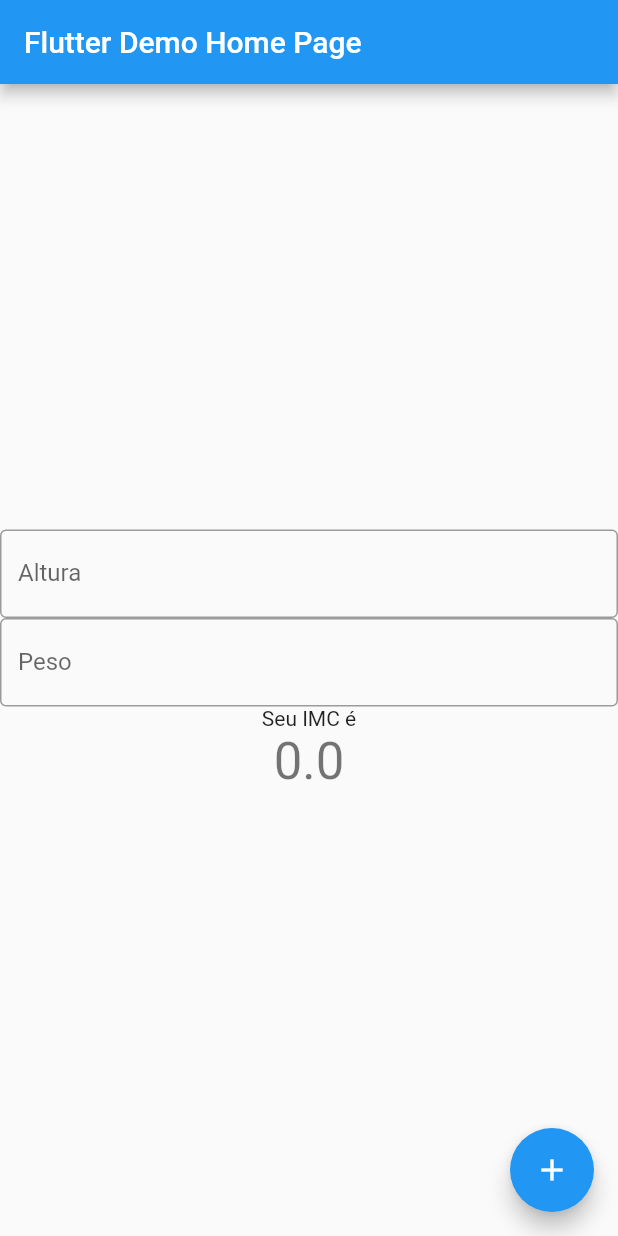
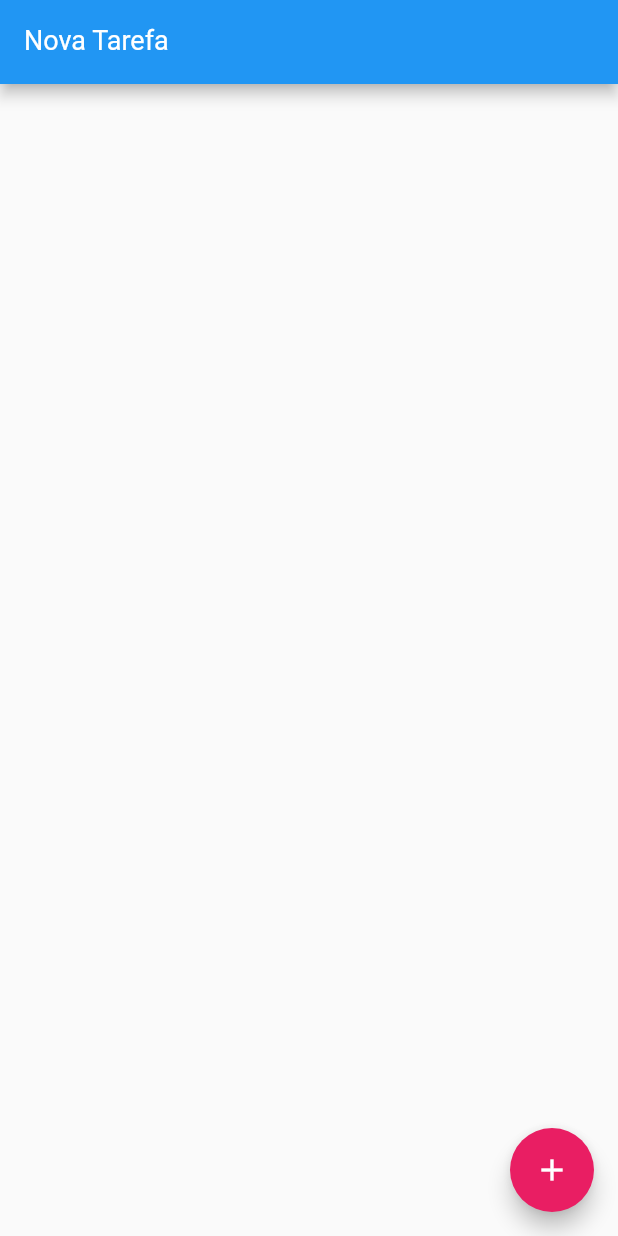
Before and after one commit to dalmarcolucas/flutter_imc, a Flutter app: the screen it shows after launch, after a tap on the "add" icon, on a phone screen of 412 x 824 dp. Run offline on Flutter 3.47's test engine with Material 2 defaults, Android fonts, the phone set to English and light mode, and no system bars; our stand-ins replace shared_preferences.

```diff
--- a/lib/main.dart
+++ b/lib/main.dart
@@ -1,4 +1,10 @@
+import 'dart:convert';
+
+import 'package:flutter/cupertino.dart';
 import 'package:flutter/material.dart';
+import 'package:shared_preferences/shared_preferences.dart';
+
+import 'models/item.dart';
 
 void main() {
   runApp(MyApp());
@@ -10,6 +16,7 @@ class MyApp extends StatelessWidget {
   Widget build(BuildContext context) {
     return MaterialApp(
       title: 'Meu app',
+      debugShowCheckedModeBanner: false,
       theme: ThemeData(
         // This is the theme of your application.
         //
@@ -26,113 +33,116 @@ class MyApp extends StatelessWidget {
         // closer together (more dense) than on mobile platforms.
         visualDensity: VisualDensity.adaptivePlatformDensity,
       ),
-      home: MyHomePage(title: 'Flutter Demo Home Page'),
+      home: MyHomePage(),
     );
   }
 }
 
 class MyHomePage extends StatefulWidget {
-  MyHomePage({Key key, this.title}) : super(key: key);
+  var items = new List<Item>();
 
-  // This widget is the home page of your application. It is stateful, meaning
-  // that it has a State object (defined below) that contains fields that affect
-  // how it looks.
-
-  // This class is the configuration for the state. It holds the values (in this
-  // case the title) provided by the parent (in this case the App widget) and
-  // used by the build method of the State. Fields in a Widget subclass are
-  // always marked "final".
-
-  final String title;
+  MyHomePage();
 
   @override
   _MyHomePageState createState() => _MyHomePageState();
 }
 
 class _MyHomePageState extends State<MyHomePage> {
-  double _imc = 0;
+  var newTaskCtrl = TextEditingController();
 
-  final alturaController = TextEditingController();
-  final pesoController = TextEditingController();
+  void add() {
+    if(newTaskCtrl.text.isEmpty)
+      return;
 
-  void _calImc() {
     setState(() {
-      // This call to setState tells the Flutter framework that something has
-      // changed in this State, which causes it to rerun the build method below
-      // so that the display can reflect the updated values. If we changed
-      // _counter without calling setState(), then the build method would not be
-      // called again, and so nothing would appear to happen.
-      double altura = double.parse(alturaController.text);
+      widget.items.add(Item(
+        title: newTaskCtrl.text,
+        done: false,
+      ));
+      newTaskCtrl.clear();
+      save();
+    });
+  }
 
-      double peso = double.parse(pesoController.text);
+  Future load() async {
+    var sharedPref = await SharedPreferences.getInstance();
+    var data = sharedPref.getString('data');
 
-      _imc = peso / (altura * altura);
+    if(data != null){
+      Iterable decoded = jsonDecode(data);
+      List<Item> result = decoded.map((e) => Item.fromJson(e)).toList();
+      setState(() {
+        widget.items = result;
       });
+    }
+  }
+
+  save() async {
+    var sharedPref = await SharedPreferences.getInstance();
+    await sharedPref.setString('data', jsonEncode(widget.items));
+  }
+
+  void remove(int index) {
+    setState(() {
+      widget.items.removeAt(index);
+    });
+    save();
+  }
+
+  _MyHomePageState() {
+    load();
   }
 
   @override
   Widget build(BuildContext context) {
-    // This method is rerun every time setState is called, for instance as done
-    // by the _incrementCounter method above.
-    //
-    // The Flutter framework has been optimized to make rerunning build methods
-    // fast, so that you can just rebuild anything that needs updating rather
-    // than having to individually change instances of widgets.
     return Scaffold(
       appBar: AppBar(
-        // Here we take the value from the MyHomePage object that was created by
-        // the App.build method, and use it to set our appbar title.
-        title: Text(widget.title),
+        title: TextFormField(
+          controller: newTaskCtrl,
+          keyboardType: TextInputType.text,
+          style: TextStyle(
+            color: Colors.white,
+            fontSize: 18,
           ),
-      body: Center(
-        // Center is a layout widget. It takes a single child and positions it
-        // in the middle of the parent.
-        child: Column(
-          // Column is also a layout widget. It takes a list of children and
-          // arranges them vertically. By default, it sizes itself to fit its
-          // children horizontally, and tries to be as tall as its parent.
-          //
-          // Invoke "debug painting" (press "p" in the console, choose the
-          // "Toggle Debug Paint" action from the Flutter Inspector in Android
-          // Studio, or the "Toggle Debug Paint" command in Visual Studio Code)
-          // to see the wireframe for each widget.
-          //
-          // Column has various properties to control how it sizes itself and
-          // how it positions its children. Here we use mainAxisAlignment to
-          // center the children vertically; the main axis here is the vertical
-          // axis because Columns are vertical (the cross axis would be
-          // horizontal).
-          mainAxisAlignment: MainAxisAlignment.center,
-          children: <Widget>[
-            TextField(
-              controller: alturaController,
           decoration: InputDecoration(
-                border: OutlineInputBorder(),
-                labelText: 'Altura',
+            labelText: "Nova Tarefa",
+            labelStyle: TextStyle(
+              color: Colors.white,
             ),
           ),
-            TextField(
-              controller: pesoController,
-              decoration: InputDecoration(
-                border: OutlineInputBorder(),
-                labelText: 'Peso',
         ),
       ),
-            Text(
-              'Seu IMC é',
+      body: ListView.builder(
+        itemCount: widget.items.length,
+        itemBuilder: (BuildContext context, int index){
+          final item = widget.items[index];
+
+          return Dismissible(
+            key: UniqueKey(),
+            child: CheckboxListTile(
+              title: Text(item.title),
+              value: item.done,
+              onChanged: (value){
+                setState(() {
+                  item.done = value;
+                });
+                save();
+              },
             ),
-            Text(
-              '$_imc',
-              style: Theme.of(context).textTheme.headline4,
+            background: Container(
+              color: Colors.red.withOpacity(0.2),
             ),
-          ],
-        ),
+            onDismissed: (direction) {
+              remove(index);
+            },
+          );
+        },
       ),
       floatingActionButton: FloatingActionButton(
-        onPressed: _calImc,
-        tooltip: 'Increment',
+        onPressed: add,
         child: Icon(Icons.add),
-      ), // This trailing comma makes auto-formatting nicer for build methods.
+        backgroundColor: Colors.pink,
+      ),
     );
   }
 }
--- /dev/null
+++ b/lib/models/item.dart
@@ -0,0 +1,18 @@
+class Item {
+  String title;
+  bool done;
+
+  Item({this.title, this.done});
+
+  Item.fromJson(Map<String, dynamic> json) {
+    title = json['title'];
+    done = json['done'];
+  }
+
+  Map<String, dynamic> toJson() {
+    final Map<String, dynamic> data = new Map<String, dynamic>();
+    data['title'] = this.title;
+    data['done'] = this.done;
+    return data;
+  }
+}
--- a/pubspec.yaml
+++ b/pubspec.yaml
@@ -28,6 +28,7 @@ dependencies:
   # The following adds the Cupertino Icons font to your application.
   # Use with the CupertinoIcons class for iOS style icons.
   cupertino_icons: ^0.1.3
+  shared_preferences: ^0.5.3
 
 dev_dependencies:
   flutter_test:
```
Also changed, not shown: pubspec.lock. Lines whose indentation alone changed are shown as unchanged.
